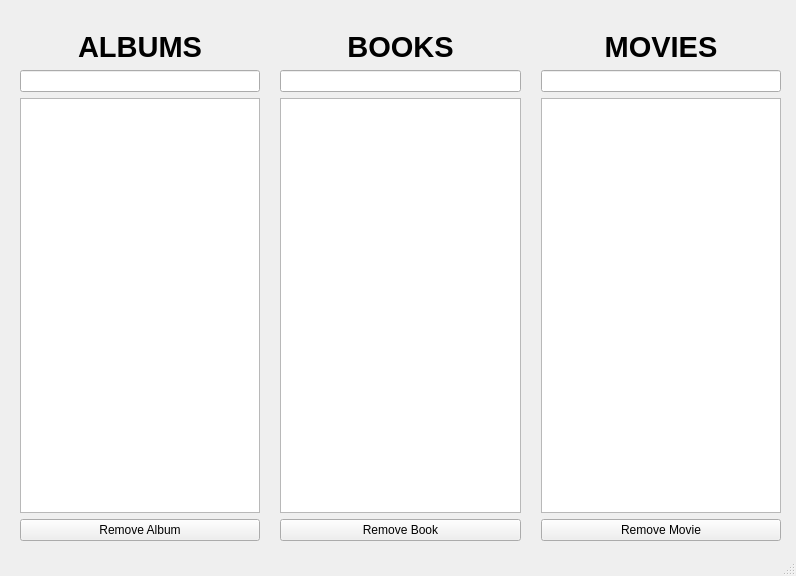
First picture: the form in myui.ui, repository mirocsd/queuer, before the edit.
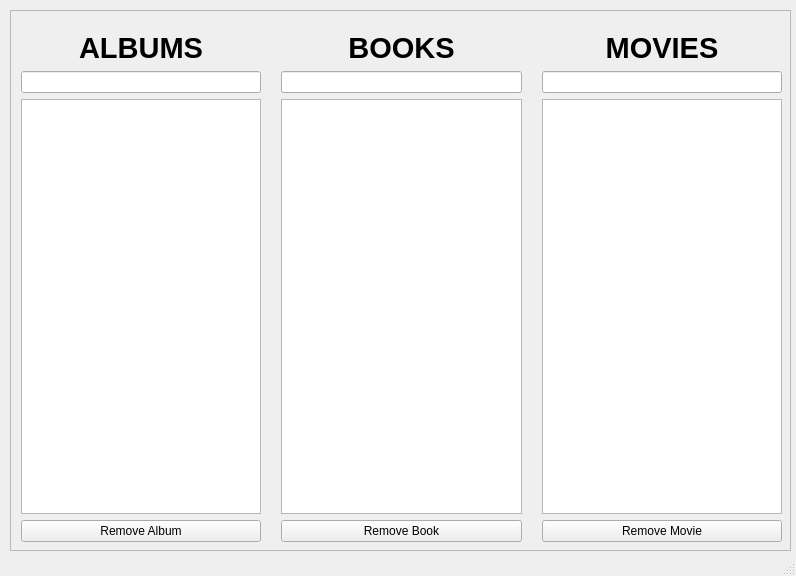
Second picture: the form after the edit.

Commit message: Modified README, added scroll area

Patch:
```diff
--- a/myui.ui
+++ b/myui.ui
@@ -20,11 +20,32 @@
    <string>MainWindow</string>
   </property>
   <widget class="QWidget" name="centralwidget">
+   <widget class="QScrollArea" name="scrollArea">
+    <property name="geometry">
+     <rect>
+      <x>10</x>
+      <y>10</y>
+      <width>781</width>
+      <height>541</height>
+     </rect>
+    </property>
+    <property name="widgetResizable">
+     <bool>true</bool>
+    </property>
+    <widget class="QWidget" name="scrollAreaWidgetContents">
+     <property name="geometry">
+      <rect>
+       <x>0</x>
+       <y>0</y>
+       <width>779</width>
+       <height>539</height>
+      </rect>
+     </property>
    <widget class="QWidget" name="gridLayoutWidget">
     <property name="geometry">
      <rect>
-      <x>20</x>
-      <y>30</y>
+        <x>10</x>
+        <y>20</y>
       <width>761</width>
       <height>511</height>
      </rect>
@@ -114,7 +135,12 @@
        </property>
       </widget>
      </item>
-    </layout>
+       <item row="3" column="2">
+        <widget class="QListWidget" name="movieQueue"/>
+       </item>
+      </layout>
+     </widget>
+    </widget>
    </widget>
   </widget>
   <widget class="QStatusBar" name="statusbar"/>
```
Left out of the diff: 3 changed lines with no effect on the pictures. Lines whose indentation alone changed are shown as unchanged. The commit also changes 1 other file.
